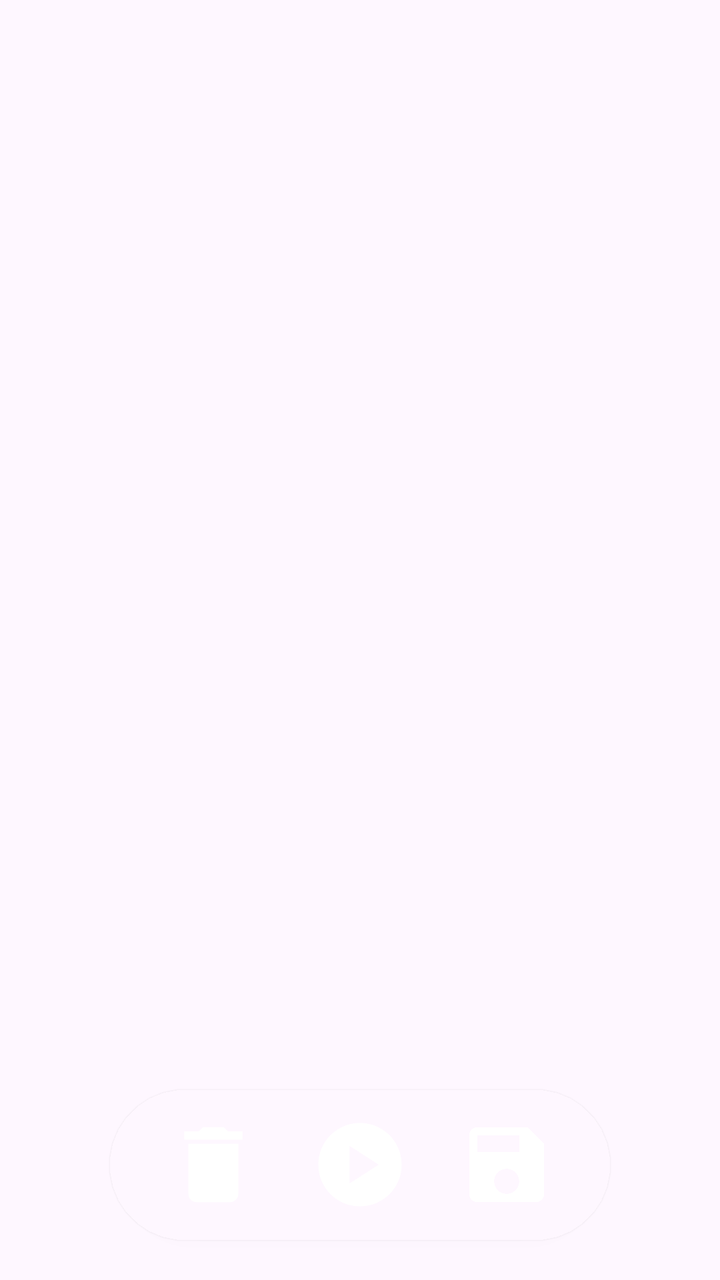
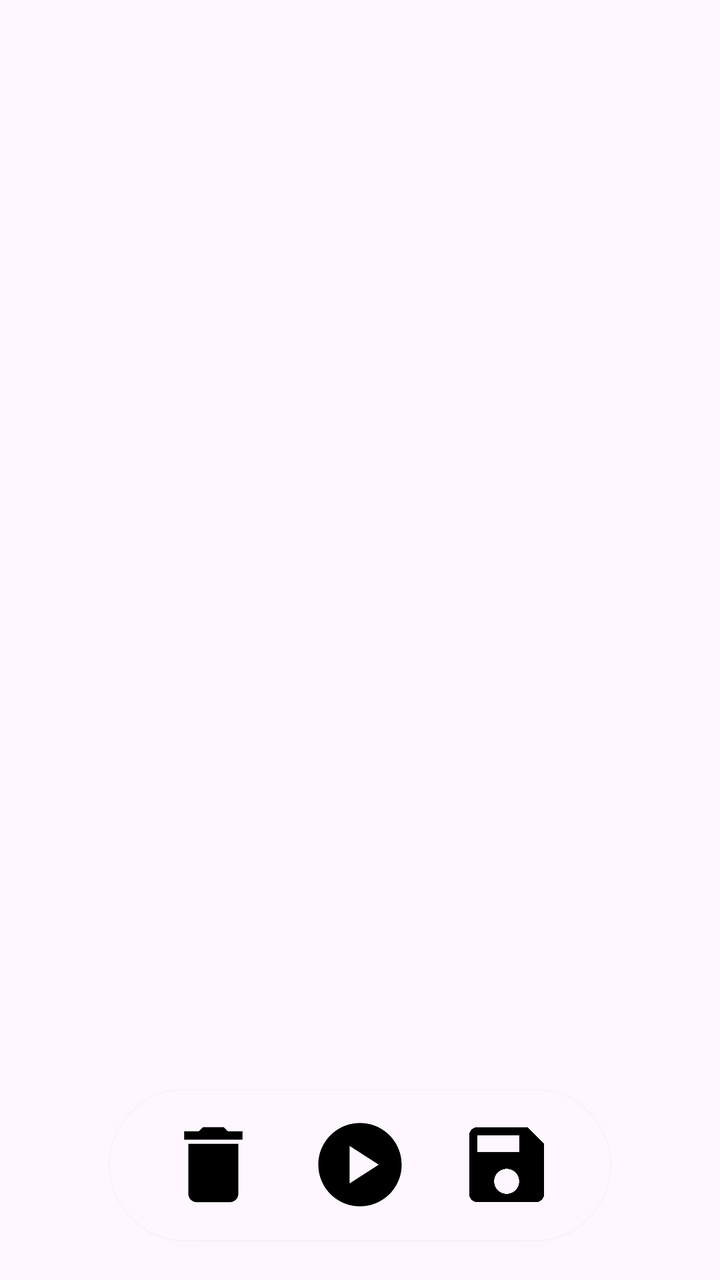

An Android layout rendered at two revisions. The XML below is the earlier revision; the diff shows what the commit changed to produce the second picture.
<!-- AndroidManifest.xml: application theme Theme.MotoTrack -->
<!-- res/layout/save_widget.xml -->
<?xml version="1.0" encoding="utf-8"?>
<FrameLayout xmlns:android="http://schemas.android.com/apk/res/android"
    android:layout_width="match_parent"
    android:layout_height="match_parent"
    xmlns:app="http://schemas.android.com/apk/res-auto">

    <androidx.cardview.widget.CardView
        android:layout_width="250dp"
        android:layout_height="75dp"
        android:layout_marginBottom="20dp"
        android:layout_gravity="bottom|center"
        app:cardElevation="2dp"
        app:cardBackgroundColor="?android:attr/colorBackground"
        app:cardCornerRadius="50dp"
        >

        <LinearLayout
            android:layout_width="220dp"
            android:layout_height="wrap_content"
            android:orientation="horizontal"
            android:layout_gravity="center"
            android:gravity="center">

            <ImageButton
                android:id="@+id/deleteButton"
                android:layout_width="match_parent"
                android:layout_height="50dp"
                android:layout_weight="1"
                android:scaleType="fitCenter"
                android:background="@android:color/transparent"
                android:src="@drawable/delete" />

            <ImageButton
                android:id="@+id/resumeButton"
                android:layout_width="match_parent"
                android:layout_height="50dp"
                android:layout_weight="1"
                android:scaleType="fitCenter"
                android:background="@android:color/transparent"
                android:src="@drawable/start" />
            <ImageButton
                android:id="@+id/saveButton"
                android:layout_width="match_parent"
                android:layout_height="50dp"
                android:layout_weight="1"
                android:scaleType="fitCenter"
                android:background="@android:color/transparent"
                android:src="@drawable/save" />
        </LinearLayout>

    </androidx.cardview.widget.CardView>

</FrameLayout>
<!-- resources referenced by this layout -->
<resources>
  <!-- drawable delete (drawable) -->
  <vector xmlns:android="http://schemas.android.com/apk/res/android" android:height="24dp" android:tint="#FFFFFF" android:viewportHeight="24" android:viewportWidth="24" android:width="24dp">
        
      <path android:fillColor="@android:color/white" android:pathData="M6,19c0,1.1 0.9,2 2,2h8c1.1,0 2,-0.9 2,-2V7H6v12zM19,4h-3.5l-1,-1h-5l-1,1H5v2h14V4z"/>
      
  </vector>
  <!-- drawable save (drawable) -->
  <vector xmlns:android="http://schemas.android.com/apk/res/android" android:height="24dp" android:tint="#FFFFFF" android:viewportHeight="24" android:viewportWidth="24" android:width="24dp">
        
      <path android:fillColor="@android:color/white" android:pathData="M17,3L5,3c-1.11,0 -2,0.9 -2,2v14c0,1.1 0.89,2 2,2h14c1.1,0 2,-0.9 2,-2L21,7l-4,-4zM12,19c-1.66,0 -3,-1.34 -3,-3s1.34,-3 3,-3 3,1.34 3,3 -1.34,3 -3,3zM15,9L5,9L5,5h10v4z"/>
      
  </vector>
  <!-- drawable start (drawable) -->
  <vector xmlns:android="http://schemas.android.com/apk/res/android" android:height="24dp" android:tint="#FFFFFF" android:viewportHeight="24" android:viewportWidth="24" android:width="24dp">
        
      <path android:fillColor="@android:color/white" android:pathData="M12,2C6.48,2 2,6.48 2,12s4.48,10 10,10s10,-4.48 10,-10S17.52,2 12,2zM9.5,16.5v-9l7,4.5L9.5,16.5z"/>
      
  </vector>
  <style name="Theme.MotoTrack" parent="Base.Theme.MotoTrack" />
  <style name="Base.Theme.MotoTrack" parent="Theme.Material3.DayNight.NoActionBar">
          
          
      </style>
</resources>

<!-- the commit's change to res/layout/save_widget.xml (unified diff, before → after) -->
@@ -28,6 +28,7 @@
                 android:layout_weight="1"
                 android:scaleType="fitCenter"
                 android:background="@android:color/transparent"
+                app:tint="?attr/colorOnBackground"
                 android:src="@drawable/delete" />
 
             <ImageButton
@@ -37,6 +38,7 @@
                 android:layout_weight="1"
                 android:scaleType="fitCenter"
                 android:background="@android:color/transparent"
+                app:tint="?attr/colorOnBackground"
                 android:src="@drawable/start" />
             <ImageButton
                 android:id="@+id/saveButton"
@@ -45,6 +47,7 @@
                 android:layout_weight="1"
                 android:scaleType="fitCenter"
                 android:background="@android:color/transparent"
+                app:tint="?attr/colorOnBackground"
                 android:src="@drawable/save" />
         </LinearLayout>
 
<!-- resource entries referenced after the edit -->
@@ -1,9 +1,9 @@
 <!-- resources referenced by this layout -->
 <resources>
   <!-- drawable delete (drawable) -->
-  <vector xmlns:android="http://schemas.android.com/apk/res/android" android:height="24dp" android:tint="#FFFFFF" android:viewportHeight="24" android:viewportWidth="24" android:width="24dp">
+  <vector xmlns:android="http://schemas.android.com/apk/res/android" android:height="24dp" android:tint="?attr/colorOnBackground" android:viewportHeight="24" android:viewportWidth="24" android:width="24dp">
         
-      <path android:fillColor="@android:color/white" android:pathData="M6,19c0,1.1 0.9,2 2,2h8c1.1,0 2,-0.9 2,-2V7H6v12zM19,4h-3.5l-1,-1h-5l-1,1H5v2h14V4z"/>
+      <path android:fillColor="?attr/colorOnBackground" android:pathData="M6,19c0,1.1 0.9,2 2,2h8c1.1,0 2,-0.9 2,-2V7H6v12zM19,4h-3.5l-1,-1h-5l-1,1H5v2h14V4z"/>
       
   </vector>
   <!-- drawable save (drawable) -->
@@ -20,8 +20,8 @@
   </vector>
   <style name="Theme.MotoTrack" parent="Base.Theme.MotoTrack" />
   <style name="Base.Theme.MotoTrack" parent="Theme.Material3.DayNight.NoActionBar">
-          
-          
+          <item name="colorOnBackground">@color/black</item>
       </style>
+  <color name="black">#FF000000</color>
 </resources>
 
